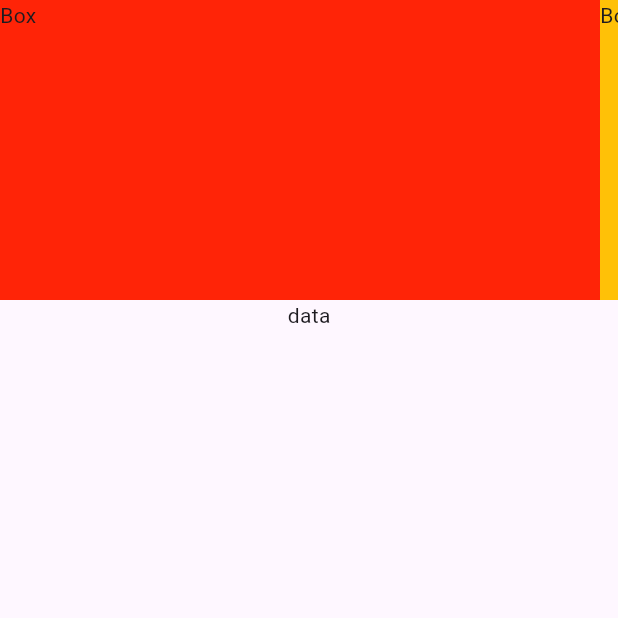
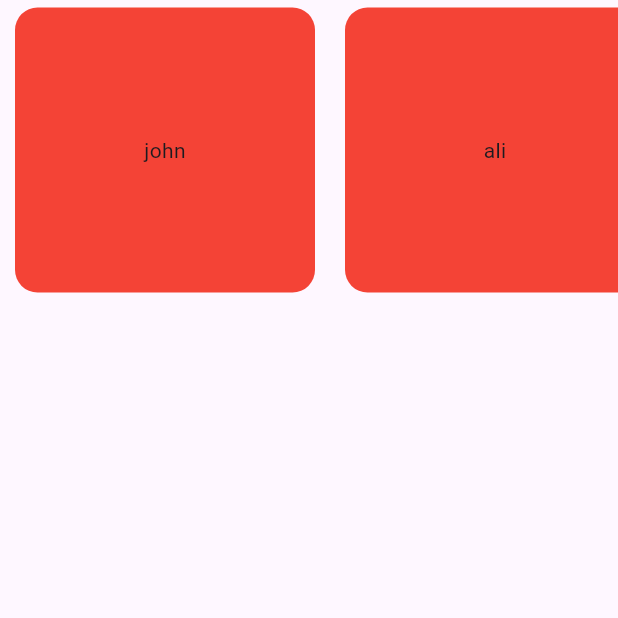
Before and after one commit to sedratiaziz/mitch_koko, a Flutter app: the screen it shows after launch, on a phone screen of 412 x 824 dp, the top half of it. Run offline on Flutter 3.47's test engine with Material 3 defaults, Android fonts, the phone set to English and light mode, and no system bars.

Commit message:
widgets - GRIDVIEW & GESUTREDETECTOR

```diff
--- a/lib/main.dart
+++ b/lib/main.dart
@@ -14,41 +14,57 @@ class MyApp extends StatefulWidget {
 class _MainState extends State<MyApp> {
   @override
   Widget build(BuildContext context) {
+
+    List names = ['john', 'ali', 'soufiane', 'hamad'];
+
+    void printName(String name) {
+      print(name);
+    }
+
     return MaterialApp(
       debugShowCheckedModeBanner: false,
       home: Scaffold(
-        body: Column(
-          children: [
-            SizedBox(
-              height: 200,
-              child: ListView(
-                scrollDirection: Axis.horizontal,
-                children: [
-                  Container(
-                    width: 400,
-                    color: const Color.fromARGB(255, 255, 36, 7),
-                    child: Text('Box'),
-                  ),
-                  Container(
-                    width: 400,
-                    color: Colors.amber,
-                    child: Text('Box'),
-                  ),
-                  Container(
-                    width: 400,
-                    color: const Color.fromARGB(255, 61, 255, 7),
-                    child: Text('Box'),
-                  ),
-                ],
+
+        // *** ListView.builder() ***
+        body: SizedBox(
+          height: 200,
+          child: ListView.builder(
+            scrollDirection: Axis.horizontal,
+            itemCount: names.length,
+            itemBuilder: (context, index) => GestureDetector(
+              onTap: () => printName(names[index]),
+              child: Container(
+                height: 150,
+                width: 200,
+                margin: EdgeInsets.symmetric(vertical: 5, horizontal: 10),
+                decoration: BoxDecoration(color: Colors.red, borderRadius: BorderRadius.circular(15)),
+                child: Center(child: Text(names[index])),
               ),
             ),
-            Column(
-              children: [
-                Text('data')
-              ],
-            ),
-          ],
-        ),
+          ),
+        )
+
+
+
+
+
+
+
+
+        // *** GridView.builder() ***
+
+      //   body: GridView.builder(
+      //     itemCount: names.length,
+      //     gridDelegate: SliverGridDelegateWithFixedCrossAxisCount(crossAxisCount: 8, childAspectRatio: 600/600),
+      //     itemBuilder: (context, index) => Container(
+      //       margin: EdgeInsets.all(3),
+      //       decoration: BoxDecoration(color: Colors.purpleAccent, borderRadius: BorderRadius.circular(15)),
+      //       child: Center(child: Text(names[index])),
+      //     ),
+      //   ),
+
+
+
       ),
     );
   }
```
